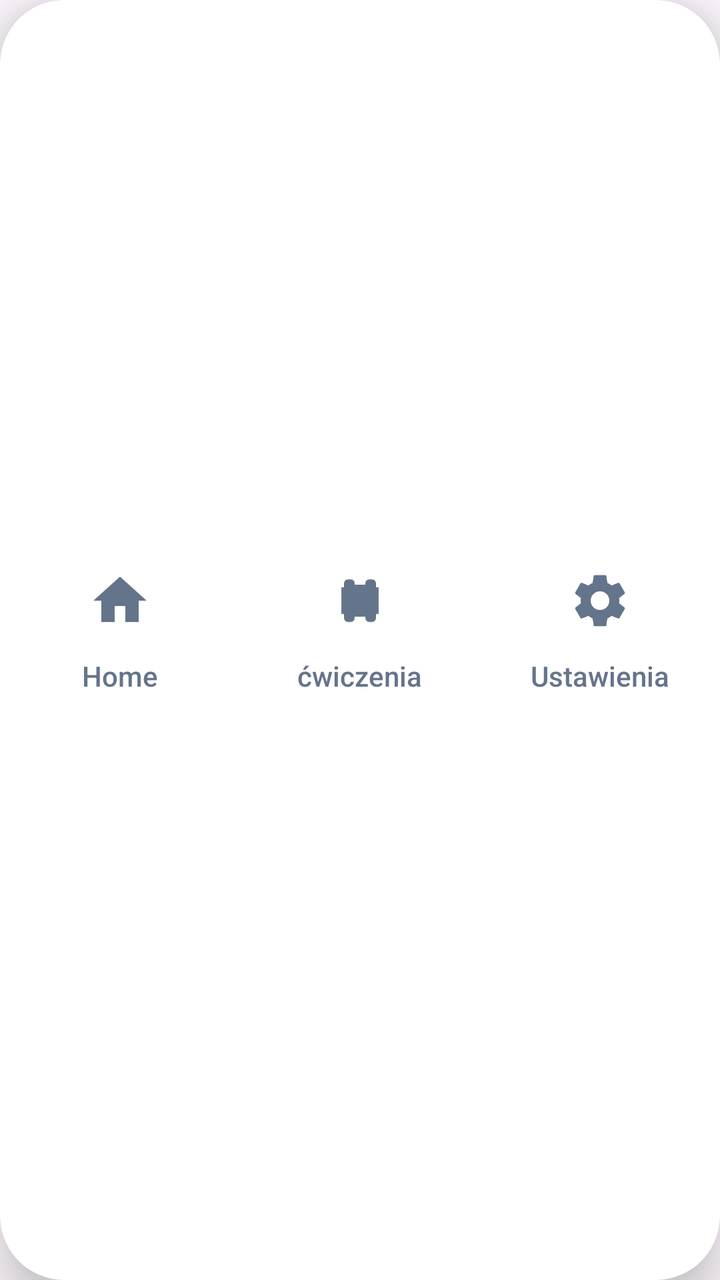
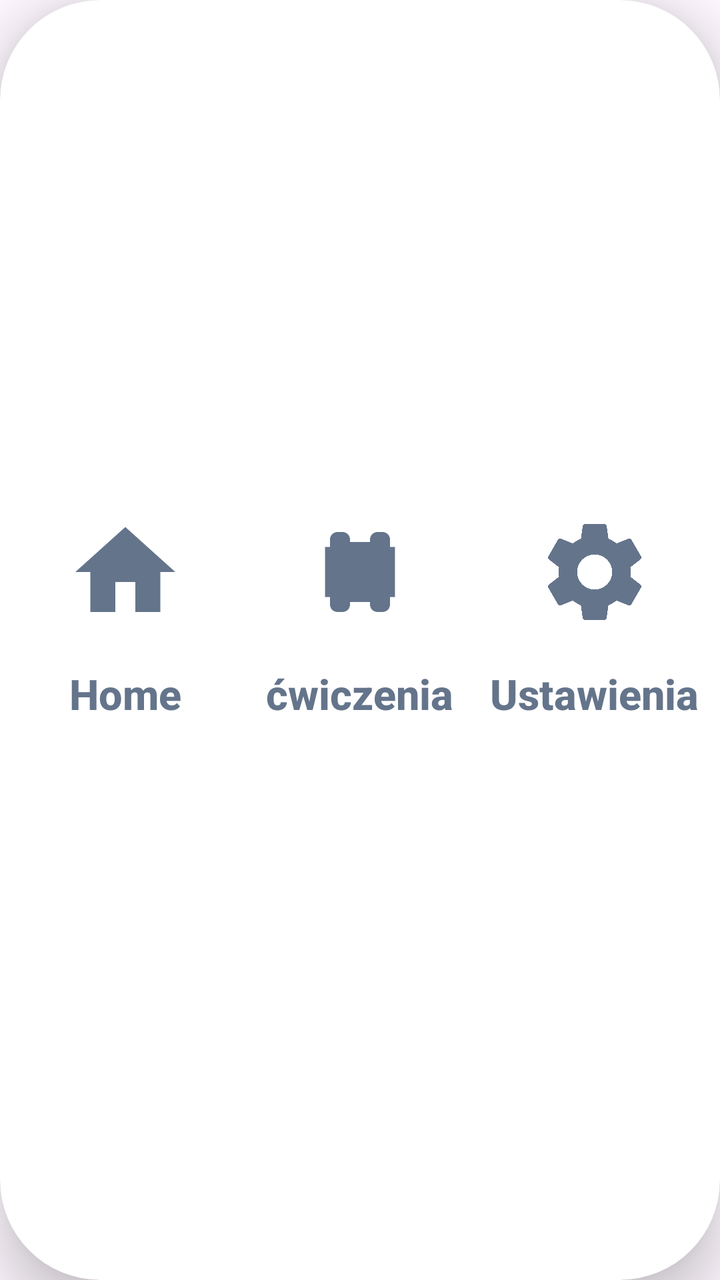

Screens rendered from an Android XML layout before and after an edit, with the pre-edit source and the edit as a unified diff.
<!-- AndroidManifest.xml: application theme Theme.Fitnessapp -->
<!-- res/layout/layout_bottom_nav.xml -->
<?xml version="1.0" encoding="utf-8"?>
<androidx.cardview.widget.CardView xmlns:android="http://schemas.android.com/apk/res/android"
    xmlns:app="http://schemas.android.com/apk/res-auto"
    android:id="@+id/bottom_nav_container"
    android:layout_width="match_parent"
    android:layout_height="100dp"
    app:cardCornerRadius="32dp"
    app:cardElevation="16dp"
    android:layout_marginBottom="-20dp">

    <LinearLayout
        android:layout_width="match_parent"
        android:layout_height="match_parent"
        android:orientation="horizontal"
        android:paddingBottom="20dp"
        android:gravity="center_vertical">

        
        <LinearLayout
            android:id="@+id/nav_home"
            android:layout_width="0dp"
            android:layout_height="match_parent"
            android:layout_weight="1"
            android:gravity="center"
            android:orientation="vertical"
            android:clickable="true"
            android:focusable="true"
            android:background="?android:attr/selectableItemBackground">

            <androidx.cardview.widget.CardView
                android:id="@+id/nav_home_indicator"
                android:layout_width="80dp"
                android:layout_height="56dp"
                app:cardCornerRadius="16dp"
                app:cardElevation="0dp"
                app:cardBackgroundColor="@android:color/transparent">
                <ImageView
                    android:id="@+id/nav_home_icon"
                    android:layout_width="32dp"
                    android:layout_height="32dp"
                    android:layout_gravity="center"
                    android:src="@drawable/ic_home"
                    app:tint="#64748B" />
            </androidx.cardview.widget.CardView>
            <TextView
                android:id="@+id/nav_home_text"
                android:layout_width="wrap_content"
                android:layout_height="wrap_content"
                android:text="Home"
                android:textColor="#64748B"
                android:textSize="14sp" />
        </LinearLayout>

        
        <LinearLayout
            android:id="@+id/nav_plan"
            android:layout_width="0dp"
            android:layout_height="match_parent"
            android:layout_weight="1"
            android:gravity="center"
            android:orientation="vertical"
            android:clickable="true"
            android:focusable="true"
            android:background="?android:attr/selectableItemBackground">

            <androidx.cardview.widget.CardView
                android:id="@+id/nav_plan_indicator"
                android:layout_width="80dp"
                android:layout_height="56dp"
                app:cardCornerRadius="16dp"
                app:cardElevation="0dp"
                app:cardBackgroundColor="@android:color/transparent">
                <ImageView
                    android:id="@+id/nav_plan_icon"
                    android:layout_width="32dp"
                    android:layout_height="32dp"
                    android:layout_gravity="center"
                    android:src="@drawable/ic_dumbbell"
                    app:tint="#64748B" />
            </androidx.cardview.widget.CardView>
            <TextView
                android:id="@+id/nav_plan_text"
                android:layout_width="wrap_content"
                android:layout_height="wrap_content"
                android:text="ćwiczenia"
                android:textColor="#64748B"
                android:textSize="14sp" />
        </LinearLayout>

        
        <LinearLayout
            android:id="@+id/nav_settings"
            android:layout_width="0dp"
            android:layout_height="match_parent"
            android:layout_weight="1"
            android:gravity="center"
            android:orientation="vertical"
            android:clickable="true"
            android:focusable="true"
            android:background="?android:attr/selectableItemBackground">

            <androidx.cardview.widget.CardView
                android:id="@+id/nav_settings_indicator"
                android:layout_width="80dp"
                android:layout_height="56dp"
                app:cardCornerRadius="16dp"
                app:cardElevation="0dp"
                app:cardBackgroundColor="@android:color/transparent">
                <ImageView
                    android:id="@+id/nav_settings_icon"
                    android:layout_width="32dp"
                    android:layout_height="32dp"
                    android:layout_gravity="center"
                    android:src="@drawable/ic_settings"
                    app:tint="#64748B" />
            </androidx.cardview.widget.CardView>
            <TextView
                android:id="@+id/nav_settings_text"
                android:layout_width="wrap_content"
                android:layout_height="wrap_content"
                android:text="Ustawienia"
                android:textColor="#64748B"
                android:textSize="14sp" />
        </LinearLayout>

    </LinearLayout>
</androidx.cardview.widget.CardView>
<!-- resources referenced by this layout -->
<resources>
  <!-- drawable ic_dumbbell (drawable) -->
  <vector xmlns:android="http://schemas.android.com/apk/res/android"
      android:width="24dp"
      android:height="24dp"
      android:viewportWidth="24"
      android:viewportHeight="24">
      <path
          android:fillColor="#000000"
          android:pathData="M18,18.5V17H19V7H18V5.5A1.5,1.5 0,0 0,16.5 4H15.5A1.5,1.5 0,0 0,14 5.5V6H10V5.5A1.5,1.5 0,0 0,8.5 4H7.5A1.5,1.5 0,0 0,6 5.5V7H5V17H6V18.5A1.5,1.5 0,0 0,7.5 20H8.5A1.5,1.5 0,0 0,10 18.5V18H14V18.5A1.5,1.5 0,0 0,15.5 20H16.5A1.5,1.5 0,0 0,18 18.5Z"/>
  </vector>
  <!-- drawable ic_home (drawable) -->
  <vector xmlns:android="http://schemas.android.com/apk/res/android"
      android:width="24dp"
      android:height="24dp"
      android:viewportWidth="24"
      android:viewportHeight="24">
      <path
          android:fillColor="#FF000000"
          android:pathData="M10,20V14H14V20H19V12H22L12,3L2,12H5V20H10Z" />
  </vector>
  <!-- drawable ic_settings (drawable) -->
  <vector xmlns:android="http://schemas.android.com/apk/res/android"
      android:width="24dp"
      android:height="24dp"
      android:viewportWidth="24"
      android:viewportHeight="24">
      <path
          android:fillColor="@android:color/white"
          android:pathData="M19.14,12.94c0.04,-0.3 0.06,-0.61 0.06,-0.94c0,-0.32 -0.02,-0.64 -0.07,-0.94l2.03,-1.58c0.18,-0.14 0.23,-0.41 0.12,-0.61l-1.92,-3.32c-0.12,-0.22 -0.37,-0.29 -0.59,-0.22l-2.39,0.96c-0.5,-0.38 -1.03,-0.7 -1.62,-0.94L14.4,2.81c-0.04,-0.24 -0.24,-0.41 -0.48,-0.41h-3.84c-0.24,0 -0.43,0.17 -0.47,0.41L9.25,5.35C8.66,5.59 8.13,5.91 7.63,6.29L5.24,5.33c-0.22,-0.08 -0.47,0 -0.59,0.22L2.74,8.87C2.62,9.08 2.66,9.34 2.84,9.48l2.03,1.58C4.82,11.36 4.8,11.68 4.8,12c0,0.32 0.02,0.64 0.07,0.94l-2.03,1.58c-0.18,0.14 -0.23,0.41 -0.12,0.61l1.92,3.32c0.12,0.22 0.37,0.29 0.59,0.22l2.39,-0.96c0.5,0.38 1.03,0.7 1.62,0.94l0.36,2.54c0.05,0.24 0.24,0.41 0.48,0.41h3.84c0.24,0 0.44,-0.17 0.47,-0.41l0.36,-2.54c0.59,-0.24 1.13,-0.56 1.62,-0.94l2.39,0.96c0.22,0.08 0.47,0 0.59,-0.22l1.92,-3.32c0.12,-0.22 0.07,-0.47 -0.12,-0.61l-2.01,-1.58zM12,15.5c-1.93,0 -3.5,-1.57 -3.5,-3.5s1.57,-3.5 3.5,-3.5s3.5,1.57 3.5,3.5s-1.57,3.5 -3.5,3.5z"/>
  </vector>
  <style name="Theme.Fitnessapp" parent="Base.Theme.Fitnessapp" />
  <style name="Base.Theme.Fitnessapp" parent="Theme.Material3.DayNight.NoActionBar">
          
          <item name="android:fontFamily">sans-serif-medium</item>
          <item name="android:textAllCaps">false</item>
      </style>
</resources>

<!-- the commit's change to res/layout/layout_bottom_nav.xml (unified diff, before → after) -->
@@ -3,17 +3,18 @@
     xmlns:app="http://schemas.android.com/apk/res-auto"
     android:id="@+id/bottom_nav_container"
     android:layout_width="match_parent"
-    android:layout_height="100dp"
-    app:cardCornerRadius="32dp"
+    android:layout_height="210dp"
+    app:cardCornerRadius="50dp"
     app:cardElevation="16dp"
-    android:layout_marginBottom="-20dp">
+    android:layout_marginBottom="-35dp">
 
     <LinearLayout
         android:layout_width="match_parent"
         android:layout_height="match_parent"
         android:orientation="horizontal"
-        android:paddingBottom="20dp"
-        android:gravity="center_vertical">
+        android:paddingBottom="35dp"
+        android:paddingHorizontal="4dp"
+        android:gravity="bottom">
 
         
         <LinearLayout
@@ -29,15 +30,15 @@
 
             <androidx.cardview.widget.CardView
                 android:id="@+id/nav_home_indicator"
-                android:layout_width="80dp"
-                android:layout_height="56dp"
-                app:cardCornerRadius="16dp"
+                android:layout_width="120dp"
+                android:layout_height="85dp"
+                app:cardCornerRadius="30dp"
                 app:cardElevation="0dp"
                 app:cardBackgroundColor="@android:color/transparent">
                 <ImageView
                     android:id="@+id/nav_home_icon"
-                    android:layout_width="32dp"
-                    android:layout_height="32dp"
+                    android:layout_width="60dp"
+                    android:layout_height="60dp"
                     android:layout_gravity="center"
                     android:src="@drawable/ic_home"
                     app:tint="#64748B" />
@@ -48,7 +49,11 @@
                 android:layout_height="wrap_content"
                 android:text="Home"
                 android:textColor="#64748B"
-                android:textSize="14sp" />
+                android:textStyle="bold"
+                android:textSize="21sp"
+                android:maxLines="1"
+                android:ellipsize="none"
+                android:layout_marginTop="4dp" />
         </LinearLayout>
 
         
@@ -65,15 +70,15 @@
 
             <androidx.cardview.widget.CardView
                 android:id="@+id/nav_plan_indicator"
-                android:layout_width="80dp"
-                android:layout_height="56dp"
-                app:cardCornerRadius="16dp"
+                android:layout_width="120dp"
+                android:layout_height="85dp"
+                app:cardCornerRadius="30dp"
                 app:cardElevation="0dp"
                 app:cardBackgroundColor="@android:color/transparent">
                 <ImageView
                     android:id="@+id/nav_plan_icon"
-                    android:layout_width="32dp"
-                    android:layout_height="32dp"
+                    android:layout_width="60dp"
+                    android:layout_height="60dp"
                     android:layout_gravity="center"
                     android:src="@drawable/ic_dumbbell"
                     app:tint="#64748B" />
@@ -84,7 +89,11 @@
                 android:layout_height="wrap_content"
                 android:text="ćwiczenia"
                 android:textColor="#64748B"
-                android:textSize="14sp" />
+                android:textStyle="bold"
+                android:textSize="21sp"
+                android:maxLines="1"
+                android:ellipsize="none"
+                android:layout_marginTop="4dp" />
         </LinearLayout>
 
         
@@ -101,15 +110,15 @@
 
             <androidx.cardview.widget.CardView
                 android:id="@+id/nav_settings_indicator"
-                android:layout_width="80dp"
-                android:layout_height="56dp"
-                app:cardCornerRadius="16dp"
+                android:layout_width="120dp"
+                android:layout_height="85dp"
+                app:cardCornerRadius="30dp"
                 app:cardElevation="0dp"
                 app:cardBackgroundColor="@android:color/transparent">
                 <ImageView
                     android:id="@+id/nav_settings_icon"
-                    android:layout_width="32dp"
-                    android:layout_height="32dp"
+                    android:layout_width="60dp"
+                    android:layout_height="60dp"
                     android:layout_gravity="center"
                     android:src="@drawable/ic_settings"
                     app:tint="#64748B" />
@@ -120,7 +129,11 @@
                 android:layout_height="wrap_content"
                 android:text="Ustawienia"
                 android:textColor="#64748B"
-                android:textSize="14sp" />
+                android:textStyle="bold"
+                android:textSize="21sp"
+                android:maxLines="1"
+                android:ellipsize="none"
+                android:layout_marginTop="4dp" />
         </LinearLayout>
 
     </LinearLayout>
